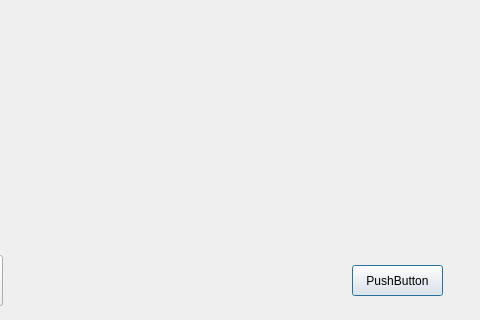
This is Juego_Final01/selecp.ui in JuanCarlosMedinaMorales/Juego_final as Qt 5 draws it before an edit; both pictures show x 98 to 578 and y 125 to 445 of the 578 by 445 pixel window. The edited form follows.
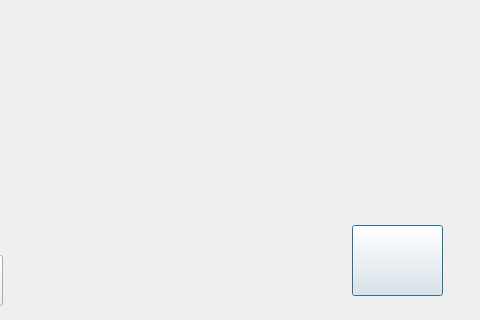
This is the edited form. Icons and pictures are not drawn.

Patch:
```diff
--- a/Juego_Final01/selecp.ui
+++ b/Juego_Final01/selecp.ui
@@ -80,16 +80,16 @@
    <property name="geometry">
     <rect>
      <x>450</x>
-     <y>390</y>
+     <y>350</y>
      <width>91</width>
-     <height>31</height>
+     <height>71</height>
     </rect>
    </property>
    <property name="styleSheet">
     <string notr="true">border-image: url(:/transparnt.png);</string>
    </property>
    <property name="text">
-    <string>PushButton</string>
+    <string/>
    </property>
   </widget>
   <widget class="QPushButton" name="pushButton_2">
```
Left out of the diff: 5 changed lines with no effect on the pictures.
